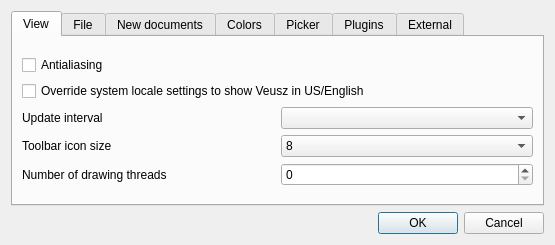
The window that ui/preferences.ui (OpenReliability/OpenReliability) describes before a commit, drawn with Qt 5.
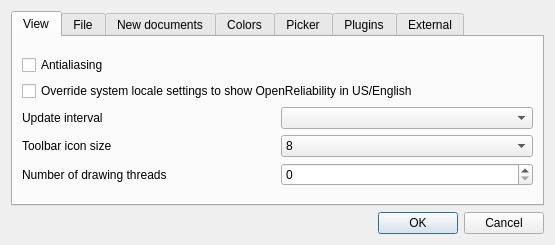
The same window after the commit.

```diff
--- a/ui/preferences.ui
+++ b/ui/preferences.ui
@@ -42,7 +42,7 @@
             <string>Please restart Veusz after changing this option</string>
            </property>
            <property name="text">
-            <string>Override system locale settings to show Veusz in US/English</string>
+            <string>Override system locale settings to show OpenReliability in US/English</string>
            </property>
           </widget>
          </item>
```
Left out of the diff: 8 changed lines with no effect on the pictures.
